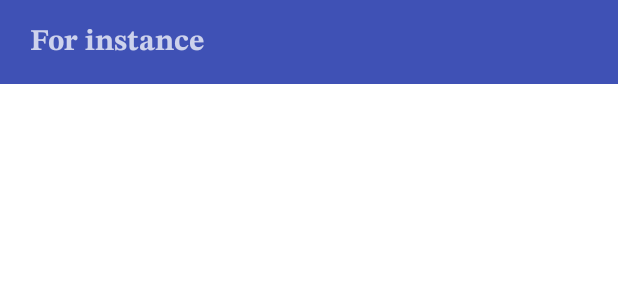
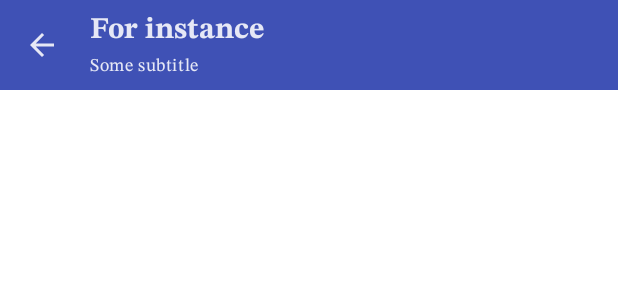
Before and after one commit to Furman111/BooksExplorer, an Android app built with Jetpack Compose: the @Preview function ToolbarPreview, on a phone screen of 412 x 824 dp. Shown: the top 300 px of the screen. Run offline under Robolectric (Android 15) with nearby library versions, the phone set to English and light mode, and no system bars.

Commit message:
refactored Toolbar

```diff
--- a/app/src/main/java/ru/furman/booksexplorer/model/ui/details/BookDetailsUiState.kt
+++ b/app/src/main/java/ru/furman/booksexplorer/model/ui/details/BookDetailsUiState.kt
@@ -4,6 +4,7 @@ import ru.furman.booksexplorer.model.ui.UiState
 
 data class BookDetailsUiState(
     val toolbarTitle: String,
+    val toolbarSubtitle: String,
     val firstPage: FistPage,
     val secondPage: SecondPage,
     val isFirstPageSelected: Boolean
--- a/app/src/main/java/ru/furman/booksexplorer/ui/component/Toolbar.kt
+++ b/app/src/main/java/ru/furman/booksexplorer/ui/component/Toolbar.kt
@@ -1,11 +1,11 @@
 package ru.furman.booksexplorer.ui.component
 
-import androidx.compose.foundation.layout.Spacer
-import androidx.compose.foundation.layout.width
+import androidx.compose.foundation.layout.*
 import androidx.compose.material.*
 import androidx.compose.material.icons.Icons
 import androidx.compose.material.icons.filled.ArrowBack
 import androidx.compose.runtime.Composable
+import androidx.compose.ui.Alignment
 import androidx.compose.ui.Modifier
 import androidx.compose.ui.text.font.FontWeight
 import androidx.compose.ui.tooling.preview.Preview
@@ -15,24 +15,45 @@ import ru.furman.booksexplorer.ui.theme.BooksExplorerTheme
 @Composable
 fun Toolbar(
     title: String,
+    subtitle: String? = null,
     showBackIcon: Boolean = false,
     onBackIconClicked: (() -> Unit)? = null
 ) {
-    TopAppBar(
-        elevation = 4.dp,
+    Surface(
+        Modifier
+            .fillMaxWidth(),
+        color = MaterialTheme.colors.primarySurface
+    ) {
+        Row(
+            modifier = Modifier.defaultMinSize(minHeight = 48.dp),
+            verticalAlignment = Alignment.CenterVertically
         ) {
             if (showBackIcon) {
+                Spacer(modifier = Modifier.width(4.dp))
                 IconButton(
                     onClick = { onBackIconClicked?.invoke() },
                     content = { Icon(Icons.Filled.ArrowBack, contentDescription = null) }
                 )
+                Spacer(modifier = Modifier.width(8.dp))
             } else {
                 Spacer(modifier = Modifier.width(16.dp))
             }
+            Column(Modifier.padding(top = 8.dp, bottom = 8.dp, end = 16.dp)) {
                 Text(
+                    modifier = Modifier.fillMaxWidth(),
                     text = title,
                     style = MaterialTheme.typography.h6.copy(fontWeight = FontWeight.Bold)
                 )
+                if (subtitle != null) {
+                    Spacer(modifier = Modifier.height(4.dp))
+                    Text(
+                        modifier = Modifier.fillMaxWidth(),
+                        text = subtitle,
+                        style = MaterialTheme.typography.caption
+                    )
+                }
+            }
+        }
     }
 }
 
@@ -40,6 +61,6 @@ fun Toolbar(
 @Composable
 fun ToolbarPreview() {
     BooksExplorerTheme {
-        Toolbar(title = "For instance", showBackIcon = false)
+        Toolbar(title = "For instance", subtitle = "Some subtitle", showBackIcon = true)
     }
 }
--- a/app/src/main/java/ru/furman/booksexplorer/ui/details/DetailsScreen.kt
+++ b/app/src/main/java/ru/furman/booksexplorer/ui/details/DetailsScreen.kt
@@ -74,6 +74,7 @@ private fun Content(
     Column(Modifier.fillMaxSize()) {
         Toolbar(
             title = state.toolbarTitle,
+            subtitle = state.toolbarSubtitle,
             showBackIcon = true,
             onBackIconClicked = onBackButtonClick
         )
@@ -154,6 +155,7 @@ private fun DetailsScreenPreview() {
             Content(
                 state = BookDetailsUiState(
                     toolbarTitle = "Book's name",
+                    toolbarSubtitle = "Book's author",
                     firstPage = BookDetailsUiState.FistPage(
                         title = "Evgeniy Onegin",
                         author = "Pushkin",
--- a/app/src/main/java/ru/furman/booksexplorer/ui/main/MainScreen.kt
+++ b/app/src/main/java/ru/furman/booksexplorer/ui/main/MainScreen.kt
@@ -45,7 +45,9 @@ fun MainScreen(
 
         Surface {
             Column(Modifier.fillMaxSize()) {
-                Toolbar(title = stringResource(id = R.string.main_toolbar_title))
+                Toolbar(
+                    title = stringResource(id = R.string.main_toolbar_title)
+                )
                 SwipeRefresh(
                     modifier = Modifier.fillMaxSize(),
                     state = rememberSwipeRefreshState(
--- a/app/src/main/java/ru/furman/booksexplorer/viewmodel/details/BookDetailsViewModel.kt
+++ b/app/src/main/java/ru/furman/booksexplorer/viewmodel/details/BookDetailsViewModel.kt
@@ -31,6 +31,7 @@ class BookDetailsViewModel @Inject constructor(
     override fun createInitialState(): BookDetailsUiState {
         return BookDetailsUiState(
             toolbarTitle = book.title,
+            toolbarSubtitle = book.author,
             firstPage = BookDetailsUiState.FistPage(
                 title = book.title,
                 author = book.author,
```
Lines whose indentation alone changed are shown as unchanged.
